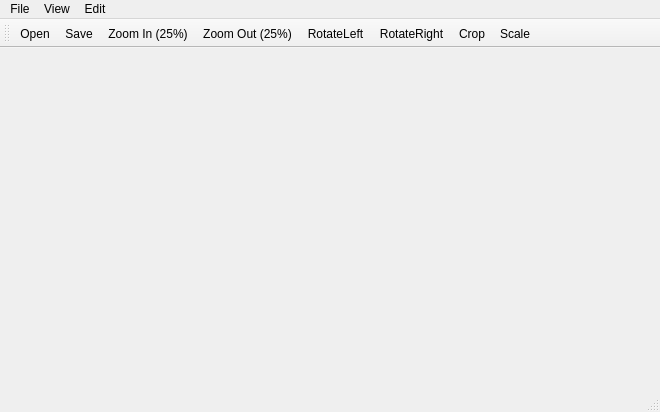
Before: the Qt Designer form imageviewerst.ui in Levii01/Viewer, drawn with Qt 5.
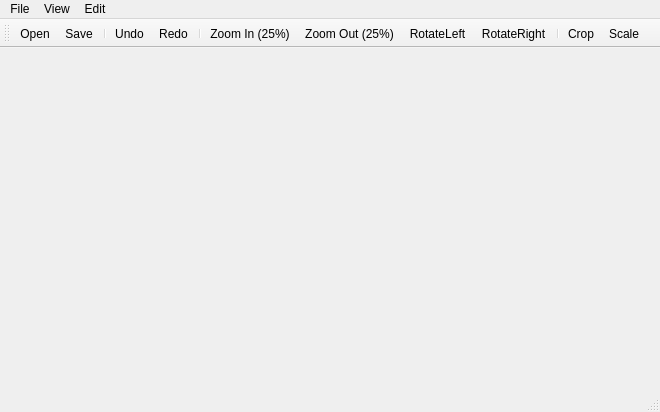
After: the same form once the commit is applied. Icons and pictures are not drawn.

Commit message: Add undo and redo buttons with icons

```diff
--- a/imageviewerst.ui
+++ b/imageviewerst.ui
@@ -67,10 +67,15 @@
    </attribute>
    <addaction name="actionOpen"/>
    <addaction name="actionSave"/>
+   <addaction name="separator"/>
+   <addaction name="actionUndo"/>
+   <addaction name="actionRedo"/>
+   <addaction name="separator"/>
    <addaction name="actionZoomIn"/>
    <addaction name="actionZoomOut"/>
    <addaction name="actionRotateLeft"/>
    <addaction name="actionRotateRight"/>
+   <addaction name="separator"/>
    <addaction name="actionCrop"/>
    <addaction name="actionScale"/>
   </widget>
@@ -217,6 +222,30 @@
     <string>Ctrl+F</string>
    </property>
   </action>
+  <action name="actionUndo">
+   <property name="icon">
+    <iconset resource="icons.qrc">
+     <normaloff>:/new/prefix1/icons/undo.png</normaloff>:/new/prefix1/icons/undo.png</iconset>
+   </property>
+   <property name="text">
+    <string>Undo</string>
+   </property>
+   <property name="shortcut">
+    <string>Ctrl+Z</string>
+   </property>
+  </action>
+  <action name="actionRedo">
+   <property name="icon">
+    <iconset resource="icons.qrc">
+     <normaloff>:/new/prefix1/icons/redo.png</normaloff>:/new/prefix1/icons/redo.png</iconset>
+   </property>
+   <property name="text">
+    <string>Redo</string>
+   </property>
+   <property name="shortcut">
+    <string>Ctrl+Shift+Z</string>
+   </property>
+  </action>
  </widget>
  <layoutdefault spacing="6" margin="11"/>
  <resources>
```
Left out of the diff: 2 changed lines with no effect on the pictures. The commit also changes 6 other files.
